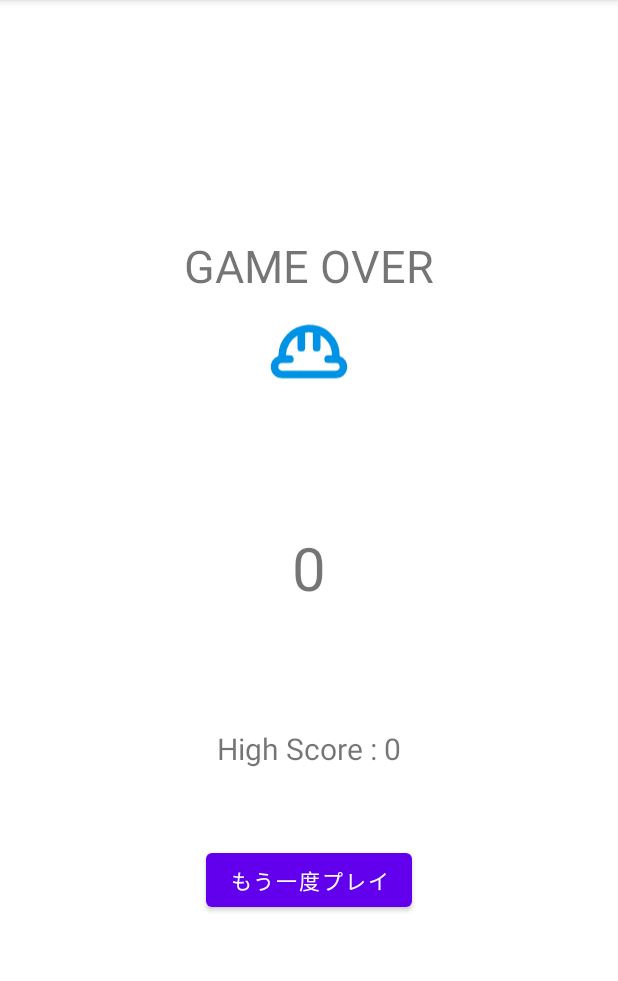
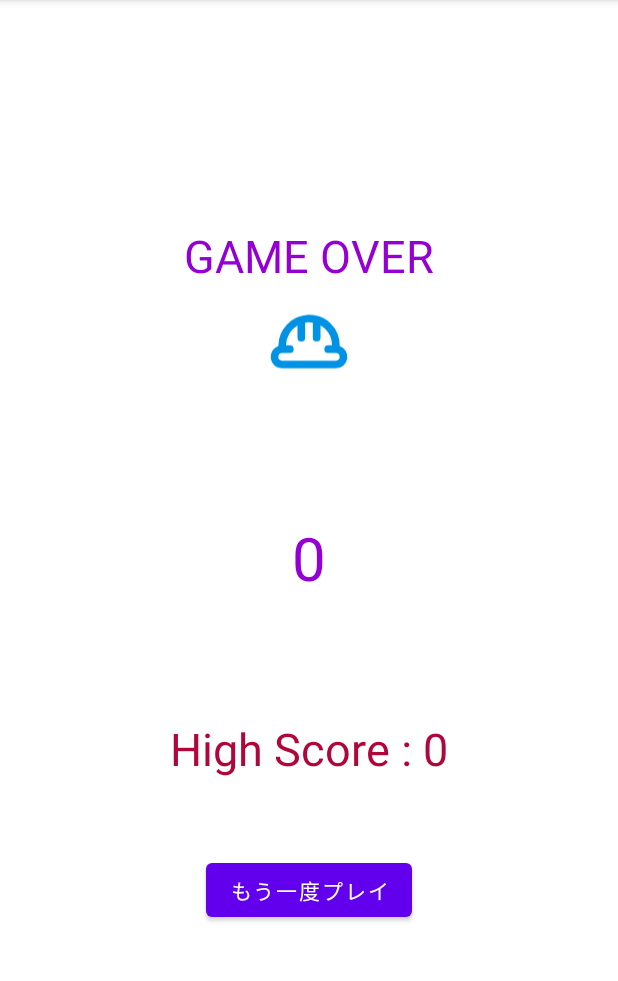
Before and after one commit to hrt4423/Project4423, an Android app: the ResultActivity screen opened directly, with no data from a screen before it, on a phone screen of 412 x 824 dp, the part 84-1065 px from its top. Run offline under Robolectric (Android 15) with nearby library versions, the light colour scheme and no system bars; Roboto replaces fonts that are not available here; 1 statement that could not run was skipped.

Commit message:
文字色の変更

```diff
--- a/app/src/main/res/layout/activity_result.xml
+++ b/app/src/main/res/layout/activity_result.xml
@@ -13,6 +13,7 @@
         android:layout_width="wrap_content"
         android:layout_height="wrap_content"
         android:text="GAME OVER"
+        android:textColor="#9400D3"
         android:textSize="30sp"/>
 
     <ImageView
@@ -29,6 +30,7 @@
         android:layout_height="wrap_content"
         android:text="150"
         android:textSize="40sp"
+        android:textColor="#9400D3"
         android:layout_marginTop="80dp"/>
 
     <TextView
@@ -36,8 +38,11 @@
         android:layout_width="wrap_content"
         android:layout_height="wrap_content"
         android:text="High Score : 300"
-        android:textSize="20sp"
+        android:textSize="30sp"
+        android:textColor="#B1063A"
         android:layout_marginTop="80dp"/>
+
+
 
     <Button
         android:id="@+id/tryLabel"
@@ -49,4 +54,6 @@
 
 
 
+
+
 </LinearLayout>
```
Also changed, not shown: app/src/main/res/drawable/gradation.xml (added, +13 -0 lines).
